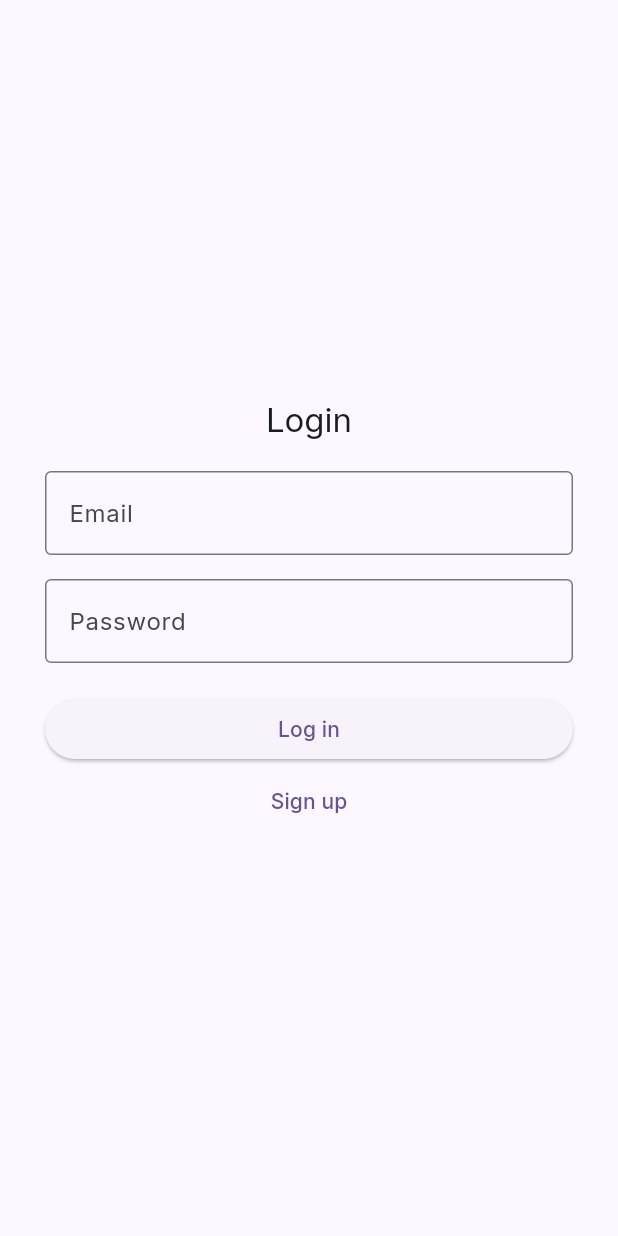
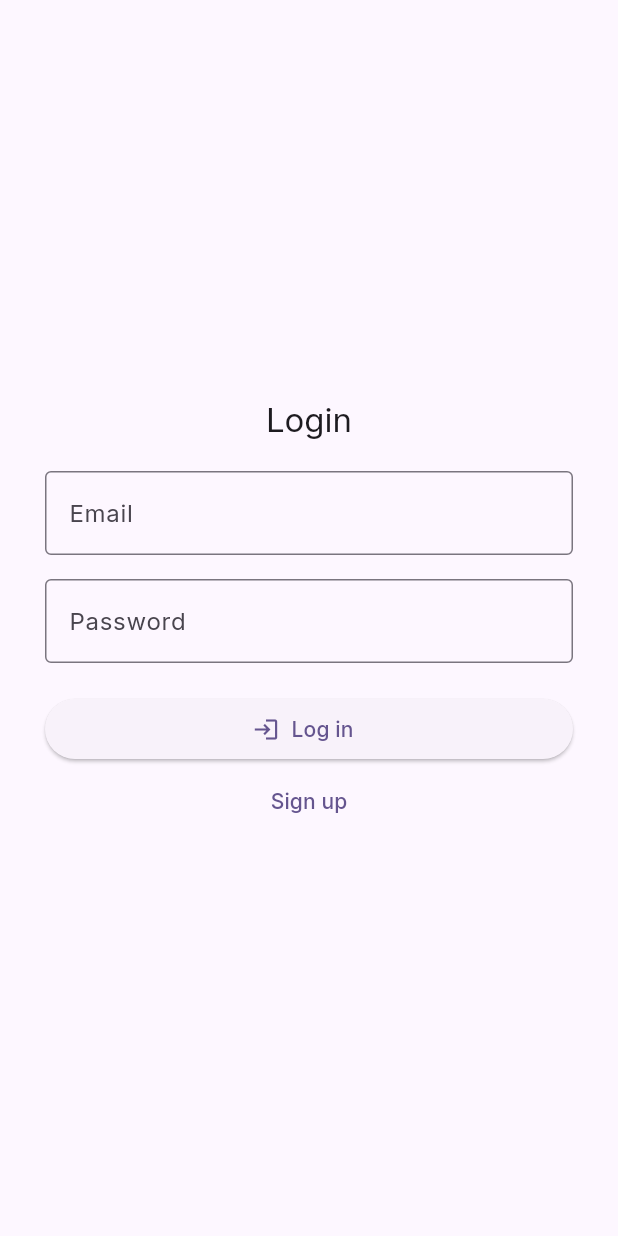
Before and after one commit to 1assopourtous/AssoPlatform, a Flutter app: the screen it shows after launch, after a tap on "Login", on a phone screen of 412 x 824 dp. Run offline on Flutter 3.47's test engine with Material 3 defaults, Android fonts, the phone set to English and light mode, and no system bars; our stand-ins replace firebase_core, firebase_messaging, font_awesome_flutter, go_router, google_fonts, shared_preferences; missing offline and left inert: dart:html; accounts and stored records are empty; network calls fail.

Commit message:
Add navigation and icons

```diff
--- a/frontend/lib/screens/auth/login_screen.dart
+++ b/frontend/lib/screens/auth/login_screen.dart
@@ -87,9 +87,10 @@ class _LoginScreenState extends State<LoginScreen> {
               const SizedBox(height: 20),
               SizedBox(
                 width: double.infinity,
-                child: ElevatedButton(
+                child: ElevatedButton.icon(
                   onPressed: _login,
-                  child: Text(t.logIn),
+                  icon: const Icon(Icons.login),
+                  label: Text(t.logIn),
                 ),
               ),
               TextButton(
--- a/frontend/lib/screens/landing/landing_screen.dart
+++ b/frontend/lib/screens/landing/landing_screen.dart
@@ -71,17 +71,19 @@ class _Header extends StatelessWidget {
           else
             const SizedBox.shrink(),
           const SizedBox(width: 24),
-          TextButton(
+          TextButton.icon(
             onPressed: () => Navigator.pushNamed(context, '/login'),
-            child: Text(t.login),
+            icon: const Icon(Icons.login),
+            label: Text(t.login),
           ),
           const SizedBox(width: 12),
-          ElevatedButton(
+          ElevatedButton.icon(
             onPressed: () => Navigator.pushNamed(context, '/register'),
             style: ElevatedButton.styleFrom(
               padding: const EdgeInsets.symmetric(horizontal: 24, vertical: 12),
             ),
-            child: Text(t.signUp),
+            icon: const Icon(Icons.app_registration),
+            label: Text(t.signUp),
           ),
           const SizedBox(width: 24),
           DropdownButton<Locale>(
@@ -168,7 +170,7 @@ class _HeroSection extends StatelessWidget {
                   style: GoogleFonts.inter(fontSize: 20, color: Colors.white70),
                 ),
                 const SizedBox(height: 32),
-                ElevatedButton(
+                ElevatedButton.icon(
                   onPressed: () => Navigator.pushNamed(context, '/catalog'),
                   style: ElevatedButton.styleFrom(
                     padding: const EdgeInsets.symmetric(
@@ -177,7 +179,8 @@ class _HeroSection extends StatelessWidget {
                       borderRadius: BorderRadius.circular(12),
                     ),
                   ),
-                  child: Text(AppLocalizations.of(context)!.exploreNow),
+                  icon: const Icon(Icons.explore),
+                  label: Text(AppLocalizations.of(context)!.exploreNow),
                 ),
               ],
             ),
@@ -335,7 +338,7 @@ class _ProjectCard extends StatelessWidget {
     return Card(
       clipBehavior: Clip.antiAlias,
       child: InkWell(
-        onTap: () {},
+        onTap: () => Navigator.pushNamed(context, '/about'),
         child: Column(
           crossAxisAlignment: CrossAxisAlignment.start,
           children: [
@@ -368,6 +371,12 @@ class _Footer extends StatelessWidget {
   final void Function(Locale) onLocaleChange;
   const _Footer({required this.locale, required this.onLocaleChange});
 
+  void _showSocial(BuildContext context, String name) {
+    ScaffoldMessenger.of(context).showSnackBar(
+      SnackBar(content: Text('$name link tapped')),
+    );
+  }
+
   @override
   Widget build(BuildContext context) {
     return Container(
@@ -383,13 +392,16 @@ class _Footer extends StatelessWidget {
           const SizedBox(height: 12),
           Row(
             children: [
-              IconButton(onPressed: () {}, icon: const Icon(Icons.facebook)),
               IconButton(
-                onPressed: () {},
+                onPressed: () => _showSocial(context, 'Facebook'),
+                icon: const Icon(Icons.facebook),
+              ),
+              IconButton(
+                onPressed: () => _showSocial(context, 'Twitter'),
                 icon: const FaIcon(FontAwesomeIcons.twitter),
               ),
               IconButton(
-                onPressed: () {},
+                onPressed: () => _showSocial(context, 'Instagram'),
                 icon: const FaIcon(FontAwesomeIcons.instagram),
               ),
               const Spacer(),
--- a/frontend/lib/widgets/ui_demo_scaffold.dart
+++ b/frontend/lib/widgets/ui_demo_scaffold.dart
@@ -36,7 +36,11 @@ class UiDemoScaffold extends StatelessWidget {
         actions: [
           IconButton(
             icon: const Icon(Icons.notifications_outlined),
-            onPressed: () {},
+            onPressed: () {
+              ScaffoldMessenger.of(context).showSnackBar(
+                const SnackBar(content: Text('Notifications')),
+              );
+            },
           ),
           const CircleAvatar(
             radius: 16,
```
Also changed, not shown: frontend/lib/screens/about_screen.dart (+21 -1 lines), frontend/lib/screens/auth/register_screen.dart (+5 -3 lines), frontend/lib/screens/auth/welcome_screen.dart (+16 -7 lines), frontend/lib/screens/catalog_screen.dart (+30 -1 lines), frontend/lib/screens/categories_screen.dart (+9 -1 lines), frontend/lib/screens/contact_screen.dart (+13 -1 lines), frontend/lib/screens/ui_demo/ui_demo_screen.dart (+27 -10 lines).
